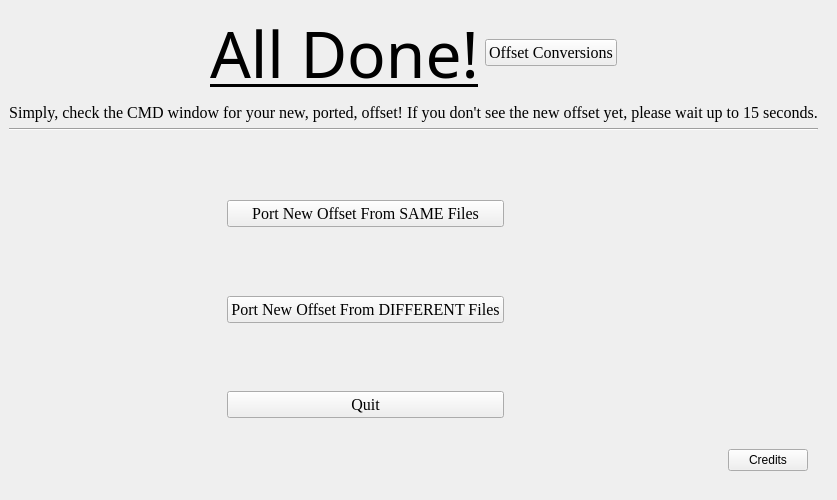
First picture: the form in resources/interfaces/allDone/allDone.ui, repository tiliarou/findBytes-GUI, before the edit.
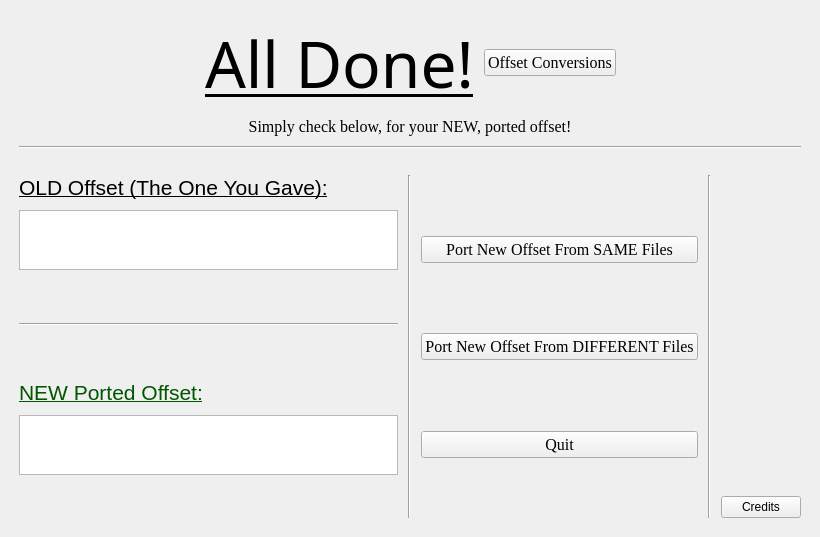
Second picture: the form after the edit.

Diff of the .ui file:
```diff
--- a/resources/interfaces/allDone/allDone.ui
+++ b/resources/interfaces/allDone/allDone.ui
@@ -7,19 +7,33 @@
     <x>0</x>
     <y>0</y>
     <width>820</width>
-    <height>500</height>
+    <height>537</height>
    </rect>
   </property>
   <property name="windowTitle">
    <string>findBytes GUI</string>
   </property>
   <widget class="QWidget" name="centralwidget">
+   <layout class="QVBoxLayout" name="verticalLayout_5">
+    <item>
    <layout class="QVBoxLayout" name="verticalLayout_4">
+      <property name="spacing">
+       <number>10</number>
+      </property>
+      <property name="leftMargin">
+       <number>10</number>
+      </property>
+      <property name="topMargin">
+       <number>10</number>
+      </property>
+      <property name="rightMargin">
+       <number>10</number>
+      </property>
+      <property name="bottomMargin">
+       <number>10</number>
+      </property>
     <item>
      <layout class="QHBoxLayout" name="horizontalLayout">
-      <property name="rightMargin">
-       <number>10</number>
-      </property>
       <item>
        <spacer name="horizontalSpacer_2">
         <property name="orientation">
@@ -45,6 +59,9 @@
         <property name="text">
          <string>All Done!</string>
         </property>
+          <property name="alignment">
+           <set>Qt::AlignLeading|Qt::AlignLeft|Qt::AlignVCenter</set>
+          </property>
        </widget>
       </item>
       <item>
@@ -61,7 +78,7 @@
        </widget>
       </item>
       <item>
-       <spacer name="horizontalSpacer_3">
+         <spacer name="horizontalSpacer">
         <property name="orientation">
          <enum>Qt::Horizontal</enum>
         </property>
@@ -75,11 +92,6 @@
       </item>
      </layout>
     </item>
-    <item>
-     <layout class="QVBoxLayout" name="verticalLayout_3">
-      <property name="rightMargin">
-       <number>10</number>
-      </property>
       <item>
        <widget class="QLabel" name="subTitle">
         <property name="font">
@@ -89,7 +101,7 @@
          </font>
         </property>
         <property name="text">
-         <string>Simply, check the CMD window for your new, ported, offset! If you don't see the new offset yet, please wait up to 15 seconds.</string>
+         <string>Simply check below, for your NEW, ported offset!</string>
         </property>
         <property name="alignment">
          <set>Qt::AlignCenter</set>
@@ -109,63 +121,95 @@
      </layout>
     </item>
     <item>
-     <layout class="QGridLayout" name="gridLayout_2">
-      <property name="rightMargin">
+     <layout class="QGridLayout" name="gridLayout">
+      <property name="leftMargin">
        <number>10</number>
       </property>
-      <property name="bottomMargin">
+      <property name="topMargin">
        <number>10</number>
       </property>
-      <item row="0" column="3">
-       <layout class="QVBoxLayout" name="verticalLayout_2">
         <property name="rightMargin">
          <number>10</number>
         </property>
         <property name="bottomMargin">
          <number>10</number>
         </property>
-        <item>
-         <spacer name="verticalSpacer">
-          <property name="orientation">
-           <enum>Qt::Vertical</enum>
-          </property>
-          <property name="sizeHint" stdset="0">
-           <size>
-            <width>20</width>
-            <height>40</height>
-           </size>
-          </property>
-         </spacer>
-        </item>
-        <item>
-         <widget class="QPushButton" name="credits">
-          <property name="sizePolicy">
-           <sizepolicy hsizetype="Preferred" vsizetype="Preferred">
-            <horstretch>0</horstretch>
-            <verstretch>0</verstretch>
-           </sizepolicy>
-          </property>
-          <property name="minimumSize">
-           <size>
-            <width>20</width>
-            <height>20</height>
-           </size>
-          </property>
-          <property name="maximumSize">
-           <size>
-            <width>16777215</width>
-            <height>60</height>
-           </size>
-          </property>
-          <property name="text">
-           <string>Credits</string>
-          </property>
-         </widget>
-        </item>
-       </layout>
-      </item>
+      <property name="spacing">
+       <number>10</number>
+      </property>
       <item row="0" column="1">
-       <layout class="QVBoxLayout" name="verticalLayout">
+       <widget class="Line" name="line_2">
+        <property name="orientation">
+         <enum>Qt::Vertical</enum>
+        </property>
+       </widget>
+      </item>
+      <item row="0" column="0">
+       <layout class="QVBoxLayout" name="verticalLayout_3">
+        <item>
+         <widget class="QLabel" name="label">
+          <property name="font">
+           <font>
+            <pointsize>16</pointsize>
+            <underline>true</underline>
+           </font>
+          </property>
+          <property name="styleSheet">
+           <string notr="true">color: rgb(0, 0, 0)</string>
+          </property>
+          <property name="text">
+           <string>OLD Offset (The One You Gave):</string>
+          </property>
+         </widget>
+        </item>
+        <item>
+         <widget class="QPlainTextEdit" name="oldOffset">
+          <property name="sizePolicy">
+           <sizepolicy hsizetype="Expanding" vsizetype="Preferred">
+            <horstretch>0</horstretch>
+            <verstretch>0</verstretch>
+           </sizepolicy>
+          </property>
+          <property name="maximumSize">
+           <size>
+            <width>16777215</width>
+            <height>60</height>
+           </size>
+          </property>
+          <property name="font">
+           <font>
+            <family>Times New Roman</family>
+            <pointsize>12</pointsize>
+           </font>
+          </property>
+          <property name="readOnly">
+           <bool>true</bool>
+          </property>
+          <property name="plainText">
+           <string/>
+          </property>
+         </widget>
+        </item>
+        <item>
+         <spacer name="verticalSpacer_3">
+          <property name="orientation">
+           <enum>Qt::Vertical</enum>
+          </property>
+          <property name="sizeHint" stdset="0">
+           <size>
+            <width>20</width>
+            <height>40</height>
+           </size>
+          </property>
+         </spacer>
+        </item>
+        <item>
+         <widget class="Line" name="line_4">
+          <property name="orientation">
+           <enum>Qt::Horizontal</enum>
+          </property>
+         </widget>
+        </item>
         <item>
          <spacer name="verticalSpacer_2">
           <property name="orientation">
@@ -180,6 +224,89 @@
          </spacer>
         </item>
         <item>
+         <widget class="QLabel" name="label_2">
+          <property name="font">
+           <font>
+            <pointsize>16</pointsize>
+            <underline>true</underline>
+           </font>
+          </property>
+          <property name="styleSheet">
+           <string notr="true">color: rgb(0, 85, 0);</string>
+          </property>
+          <property name="text">
+           <string>NEW Ported Offset:</string>
+          </property>
+         </widget>
+        </item>
+        <item>
+         <widget class="QPlainTextEdit" name="newOffset">
+          <property name="sizePolicy">
+           <sizepolicy hsizetype="Expanding" vsizetype="Preferred">
+            <horstretch>0</horstretch>
+            <verstretch>0</verstretch>
+           </sizepolicy>
+          </property>
+          <property name="minimumSize">
+           <size>
+            <width>0</width>
+            <height>0</height>
+           </size>
+          </property>
+          <property name="maximumSize">
+           <size>
+            <width>16777215</width>
+            <height>60</height>
+           </size>
+          </property>
+          <property name="font">
+           <font>
+            <family>Times New Roman</family>
+            <pointsize>12</pointsize>
+           </font>
+          </property>
+          <property name="styleSheet">
+           <string notr="true"/>
+          </property>
+          <property name="readOnly">
+           <bool>true</bool>
+          </property>
+          <property name="plainText">
+           <string/>
+          </property>
+         </widget>
+        </item>
+        <item>
+         <spacer name="verticalSpacer">
+          <property name="orientation">
+           <enum>Qt::Vertical</enum>
+          </property>
+          <property name="sizeHint" stdset="0">
+           <size>
+            <width>20</width>
+            <height>40</height>
+           </size>
+          </property>
+         </spacer>
+        </item>
+       </layout>
+      </item>
+      <item row="0" column="2">
+       <layout class="QVBoxLayout" name="verticalLayout">
+        <item>
+         <spacer name="verticalSpacer_7">
+          <property name="orientation">
+           <enum>Qt::Vertical</enum>
+          </property>
+          <property name="sizeHint" stdset="0">
+           <size>
+            <width>20</width>
+            <height>40</height>
+           </size>
+          </property>
+         </spacer>
+        </item>
+        <item>
          <widget class="QPushButton" name="sameFiles">
           <property name="sizePolicy">
            <sizepolicy hsizetype="Preferred" vsizetype="Preferred">
@@ -189,10 +316,16 @@
           </property>
           <property name="minimumSize">
            <size>
-            <width>20</width>
+            <width>200</width>
             <height>20</height>
            </size>
           </property>
+          <property name="maximumSize">
+           <size>
+            <width>16777215</width>
+            <height>60</height>
+           </size>
+          </property>
           <property name="font">
            <font>
             <family>Times New Roman</family>
@@ -227,10 +360,16 @@
           </property>
           <property name="minimumSize">
            <size>
-            <width>20</width>
+            <width>200</width>
             <height>20</height>
            </size>
           </property>
+          <property name="maximumSize">
+           <size>
+            <width>16777215</width>
+            <height>60</height>
+           </size>
+          </property>
           <property name="font">
            <font>
             <family>Times New Roman</family>
@@ -243,7 +382,7 @@
          </widget>
         </item>
         <item>
-         <spacer name="verticalSpacer_3">
+         <spacer name="verticalSpacer_4">
           <property name="orientation">
            <enum>Qt::Vertical</enum>
           </property>
@@ -265,10 +404,16 @@
           </property>
           <property name="minimumSize">
            <size>
-            <width>20</width>
+            <width>200</width>
             <height>20</height>
            </size>
           </property>
+          <property name="maximumSize">
+           <size>
+            <width>16777215</width>
+            <height>60</height>
+           </size>
+          </property>
           <property name="font">
            <font>
             <family>Times New Roman</family>
@@ -281,7 +426,7 @@
          </widget>
         </item>
         <item>
-         <spacer name="verticalSpacer_4">
+         <spacer name="verticalSpacer_8">
           <property name="orientation">
            <enum>Qt::Vertical</enum>
           </property>
@@ -295,31 +440,54 @@
         </item>
        </layout>
       </item>
-      <item row="0" column="2">
-       <spacer name="horizontalSpacer">
+      <item row="0" column="4">
+       <layout class="QVBoxLayout" name="verticalLayout_2">
+        <item>
+         <spacer name="verticalSpacer_5">
         <property name="orientation">
-         <enum>Qt::Horizontal</enum>
+           <enum>Qt::Vertical</enum>
         </property>
         <property name="sizeHint" stdset="0">
          <size>
-          <width>40</width>
-          <height>20</height>
+            <width>20</width>
+            <height>40</height>
          </size>
         </property>
        </spacer>
       </item>
-      <item row="0" column="0">
-       <spacer name="horizontalSpacer_4">
-        <property name="orientation">
-         <enum>Qt::Horizontal</enum>
-        </property>
-        <property name="sizeHint" stdset="0">
+        <item>
+         <widget class="QPushButton" name="credits">
+          <property name="sizePolicy">
+           <sizepolicy hsizetype="Preferred" vsizetype="Preferred">
+            <horstretch>0</horstretch>
+            <verstretch>0</verstretch>
+           </sizepolicy>
+          </property>
+          <property name="minimumSize">
          <size>
           <width>40</width>
           <height>20</height>
          </size>
         </property>
-       </spacer>
+          <property name="maximumSize">
+           <size>
+            <width>16777215</width>
+            <height>60</height>
+           </size>
+          </property>
+          <property name="text">
+           <string>Credits</string>
+          </property>
+         </widget>
+        </item>
+       </layout>
+      </item>
+      <item row="0" column="3">
+       <widget class="Line" name="line_3">
+        <property name="orientation">
+         <enum>Qt::Vertical</enum>
+        </property>
+       </widget>
       </item>
      </layout>
     </item>
```
Lines whose indentation alone changed are shown as unchanged.
